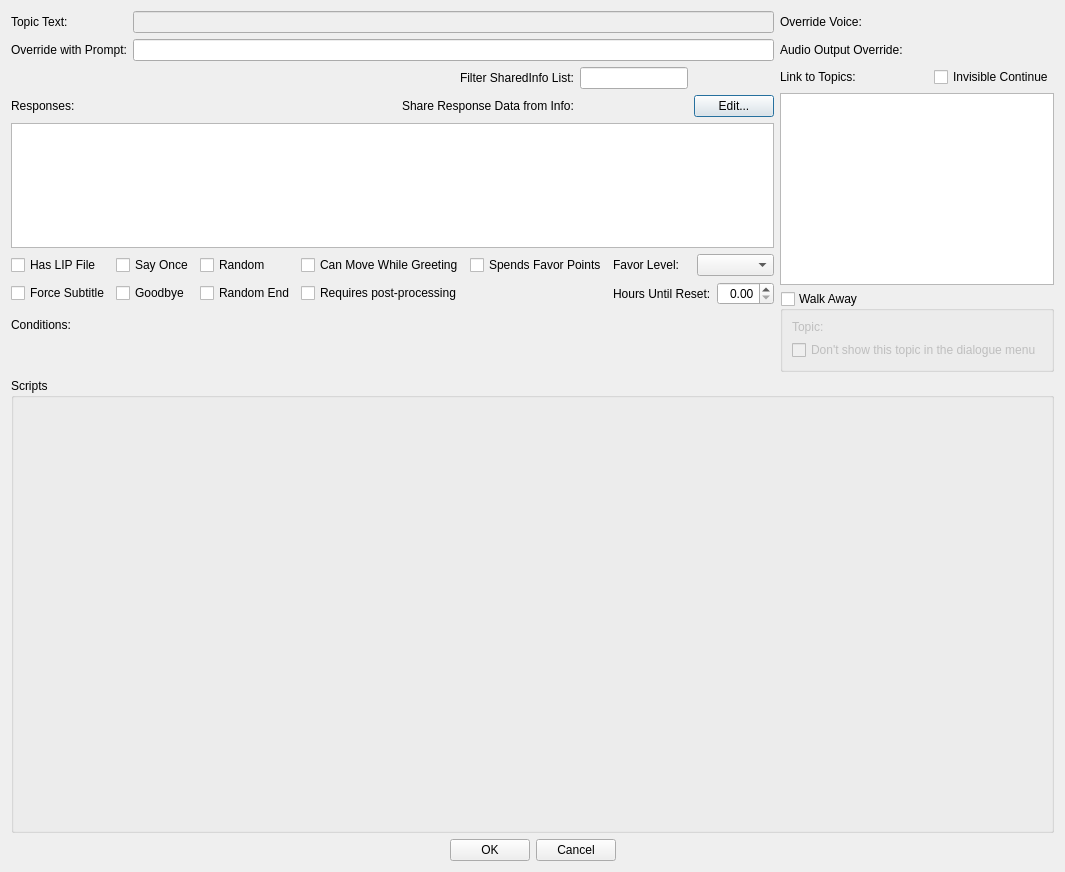
Before: the Qt Designer form native/src/DovahKit/ui/form_windows/topic_info.ui in DavidJCobb/DovahKit, drawn with Qt 5.
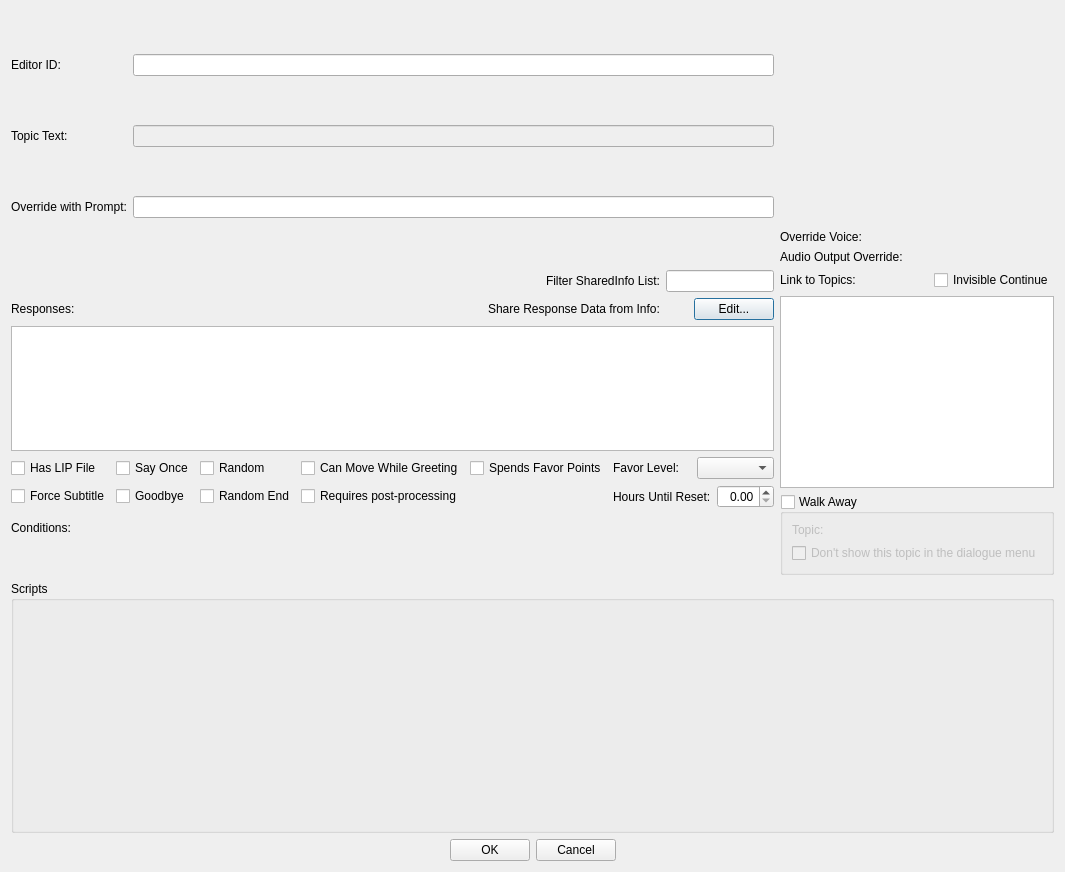
After: the same form once the commit is applied. Custom widgets are drawn as their Qt base class.

The edit to the form file:
```diff
--- a/native/src/DovahKit/ui/form_windows/topic_info.ui
+++ b/native/src/DovahKit/ui/form_windows/topic_info.ui
@@ -91,6 +91,19 @@
      <item row="2" column="1">
       <widget class="DKFormPicker" name="audioOutputOverride"/>
      </item>
+     <item row="0" column="0">
+      <spacer name="verticalSpacer_2">
+       <property name="orientation">
+        <enum>Qt::Vertical</enum>
+       </property>
+       <property name="sizeHint" stdset="0">
+        <size>
+         <width>20</width>
+         <height>8</height>
+        </size>
+       </property>
+      </spacer>
+     </item>
     </layout>
    </item>
    <item row="1" column="2" rowspan="3">
@@ -187,7 +200,7 @@
    </item>
    <item row="0" column="0" colspan="2">
     <layout class="QGridLayout" name="gridLayout">
-     <item row="0" column="0">
+     <item row="1" column="0">
       <widget class="QLabel" name="label">
        <property name="text">
         <string>Topic Text:</string>
@@ -197,7 +210,7 @@
        </property>
       </widget>
      </item>
-     <item row="1" column="0">
+     <item row="2" column="0">
       <widget class="QLabel" name="label_2">
        <property name="text">
         <string>Override with Prompt:</string>
@@ -207,7 +220,7 @@
        </property>
       </widget>
      </item>
-     <item row="0" column="1">
+     <item row="1" column="1">
       <widget class="QLineEdit" name="topicText">
        <property name="enabled">
         <bool>false</bool>
@@ -217,9 +230,22 @@
        </property>
       </widget>
      </item>
-     <item row="1" column="1">
+     <item row="2" column="1">
       <widget class="QLineEdit" name="prompt"/>
      </item>
+     <item row="0" column="0">
+      <widget class="QLabel" name="label_13">
+       <property name="text">
+        <string>Editor ID:</string>
+       </property>
+       <property name="buddy">
+        <cstring>editorID</cstring>
+       </property>
+      </widget>
+     </item>
+     <item row="0" column="1">
+      <widget class="QLineEdit" name="editorID"/>
+     </item>
     </layout>
    </item>
    <item row="3" column="0" colspan="2">
@@ -258,9 +284,6 @@
        </property>
       </widget>
      </item>
-     <item row="0" column="3">
-      <widget class="QLineEdit" name="sharedInfoSearch"/>
-     </item>
      <item row="1" column="3">
       <widget class="DKFormPicker" name="sharedInfo"/>
      </item>
@@ -329,6 +352,9 @@
        </property>
       </widget>
      </item>
+     <item row="0" column="3" colspan="2">
+      <widget class="QLineEdit" name="sharedInfoSearch"/>
+     </item>
     </layout>
    </item>
    <item row="2" column="0" colspan="2">
```
Left out of the diff: 3 changed lines with no effect on the pictures.
